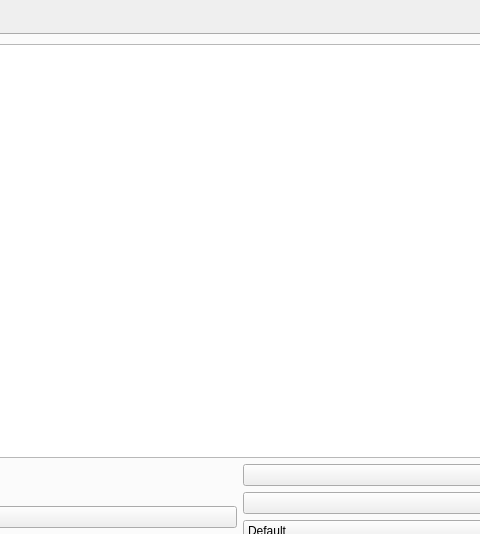
The window that mainwindow.ui (TNTwise/REAL-Video-Enhancer) describes before a commit, drawn with Qt 5; both pictures show x 361 to 841 and y 0 to 534 of the 1201 by 640 pixel window.
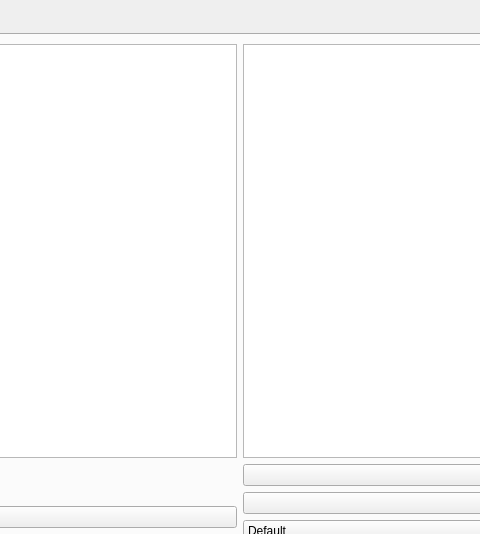
The same window after the commit. The open tabs and pages were chosen to show the change.

Commit message: add better layout

What changed in the file:
```diff
--- a/mainwindow.ui
+++ b/mainwindow.ui
@@ -34,9 +34,12 @@
         <item>
          <layout class="QVBoxLayout" name="verticalLayout_2">
           <item>
-           <layout class="QVBoxLayout" name="verticalLayout_5">
+           <layout class="QHBoxLayout" name="horizontalLayout_2">
             <item>
-             <widget class="QGraphicsView" name="putpreviewhere"/>
+             <widget class="QGraphicsView" name="Preview_2"/>
+            </item>
+            <item>
+             <widget class="QTextBrowser" name="textBrowser"/>
             </item>
            </layout>
           </item>
```
Left out of the diff: 11 changed lines with no effect on the pictures. Lines whose indentation alone changed are shown as unchanged.
